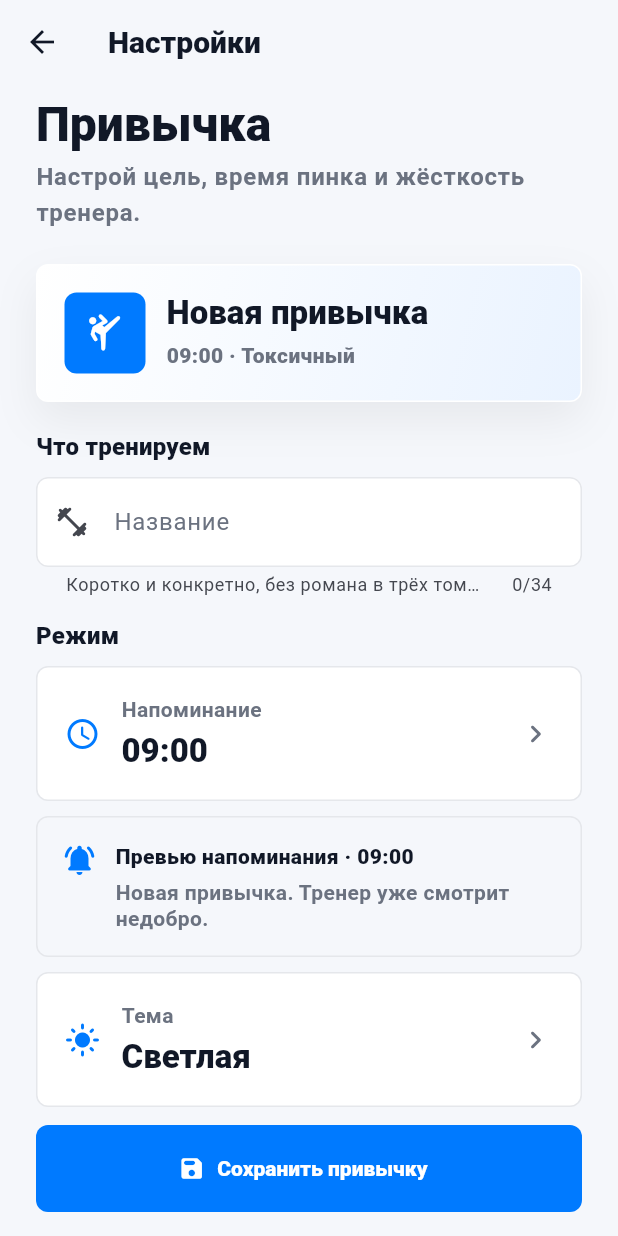
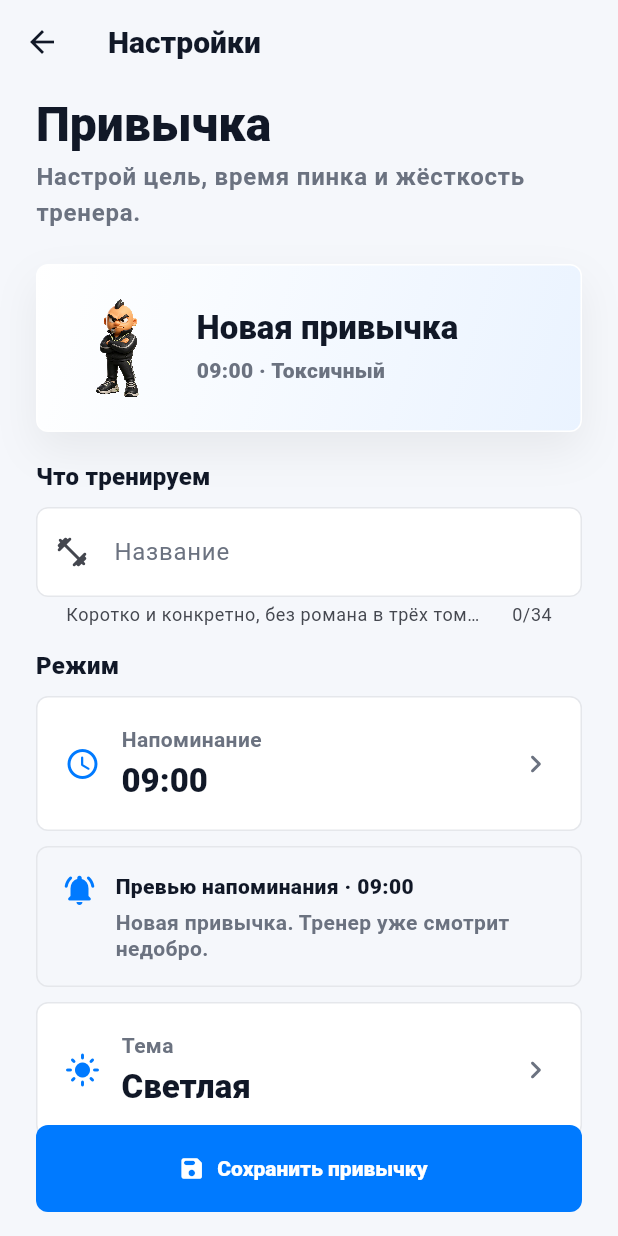
Before and after one commit to Kurdukov/AngryCoach, a Flutter app: the SettingsScreen screen opened directly with empty values, on a phone screen of 412 x 824 dp. Run offline on Flutter 3.47's test engine with Material 3 defaults, Android fonts, the phone set to English and light mode, and no system bars; our stand-ins replace flutter_local_notifications, shared_preferences, timezone; accounts and stored records are empty.

Commit message:
Add coach intensity avatars

```diff
--- a/lib/screens/settings_screen.dart
+++ b/lib/screens/settings_screen.dart
@@ -6,6 +6,7 @@ import '../services/notification_service.dart';
 import '../services/storage_service.dart';
 import '../theme/app_colors.dart';
 import '../theme/theme_controller.dart';
+import '../widgets/angry_avatar.dart';
 
 class SettingsScreen extends StatefulWidget {
   const SettingsScreen({super.key, required this.habit});
@@ -278,19 +279,7 @@ class _HabitPreview extends StatelessWidget {
       ),
       child: Row(
         children: [
-          Container(
-            width: 54,
-            height: 54,
-            decoration: BoxDecoration(
-              color: AppColors.primary,
-              borderRadius: BorderRadius.circular(8),
-            ),
-            child: const Icon(
-              Icons.sports_martial_arts_rounded,
-              color: Colors.white,
-              size: 28,
-            ),
-          ),
+          AngryAvatar(size: 74, intensity: intensity),
           const SizedBox(width: 14),
           Expanded(
             child: Column(
--- a/lib/widgets/angry_avatar.dart
+++ b/lib/widgets/angry_avatar.dart
@@ -1,9 +1,16 @@
 import 'package:flutter/material.dart';
 
+import '../models/coach_intensity.dart';
+
 class AngryAvatar extends StatelessWidget {
-  const AngryAvatar({super.key, this.size = 120});
+  const AngryAvatar({
+    super.key,
+    this.size = 120,
+    this.intensity = CoachIntensity.toxic,
+  });
 
   final double size;
+  final CoachIntensity intensity;
 
   @override
   Widget build(BuildContext context) {
@@ -11,7 +18,7 @@ class AngryAvatar extends StatelessWidget {
       width: size,
       height: size,
       child: Image.asset(
-        'assets/images/coach_3d.png',
+        _assetName,
         fit: BoxFit.contain,
         filterQuality: FilterQuality.high,
         errorBuilder: (context, error, stackTrace) {
@@ -20,4 +27,12 @@ class AngryAvatar extends StatelessWidget {
       ),
     );
   }
+
+  String get _assetName {
+    return switch (intensity) {
+      CoachIntensity.sarcastic => 'assets/images/coach_3d_soft.png',
+      CoachIntensity.toxic => 'assets/images/coach_3d.png',
+      CoachIntensity.ruthless => 'assets/images/coach_3d_hard.png',
+    };
+  }
 }
--- a/pubspec.yaml
+++ b/pubspec.yaml
@@ -61,6 +61,8 @@ flutter:
   # To add assets to your application, add an assets section, like this:
   assets:
     - assets/images/coach_3d.png
+    - assets/images/coach_3d_soft.png
+    - assets/images/coach_3d_hard.png
 
   # An image asset can refer to one or more resolution-specific "variants", see
   # https://flutter.dev/to/resolution-aware-images
```
Also changed, not shown: lib/screens/focus_screen.dart (+7 -1 lines), lib/screens/home_screen.dart (+80 -51 lines), assets/images/coach_3d_hard.png (added), assets/images/coach_3d_soft.png (added), 1 other file.
